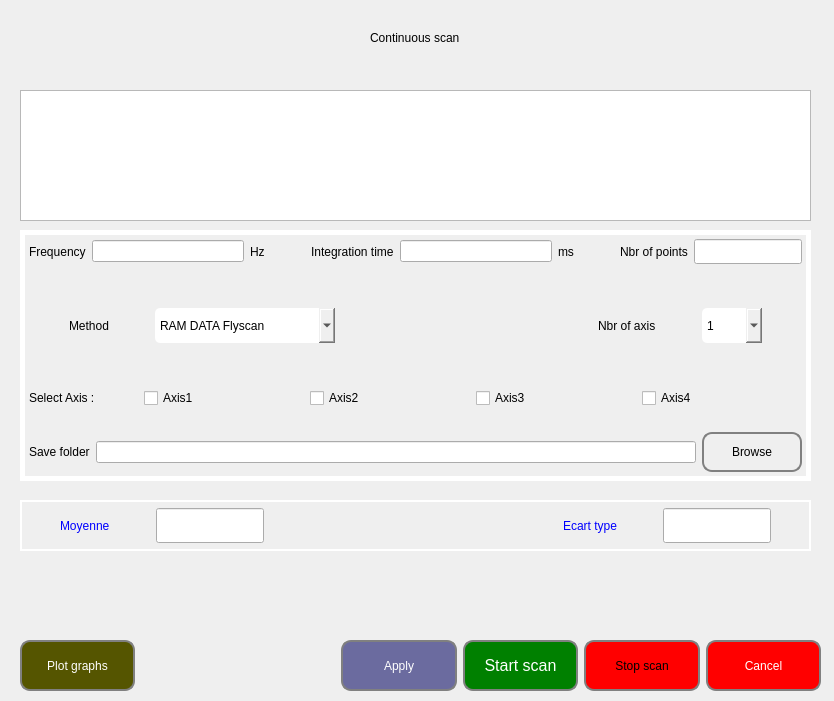
This is ECA_SOLEIL_ZMI4104C/flyscanform.ui in guepy/ECA_ZMI4104C_main as Qt 5 draws it before an edit. The edited form follows.
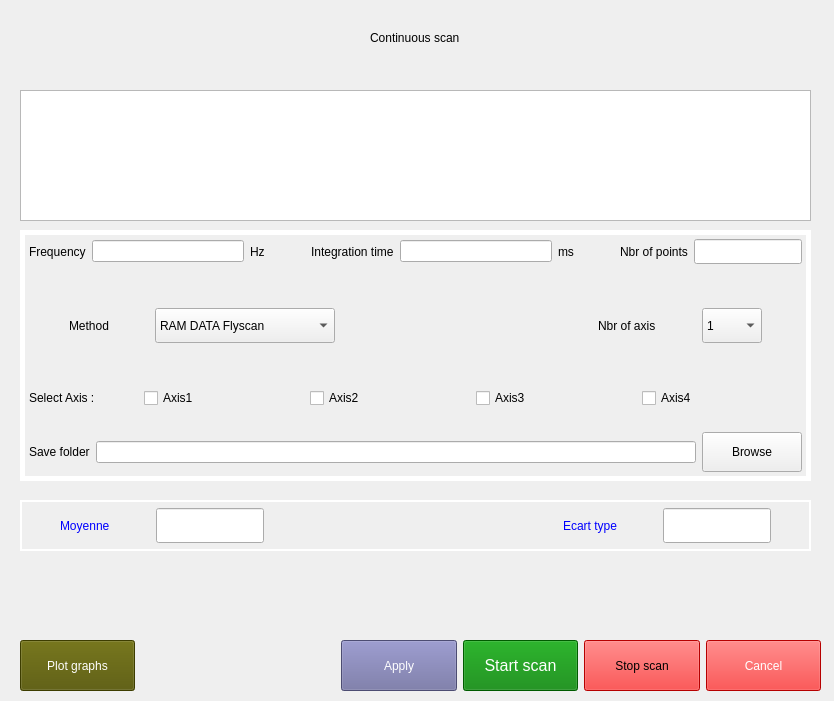
This is the edited form. Icons and pictures are not drawn.

What changed in the file:
```diff
--- a/ECA_SOLEIL_ZMI4104C/flyscanform.ui
+++ b/ECA_SOLEIL_ZMI4104C/flyscanform.ui
@@ -31,7 +31,8 @@
 padding: 0 8px;
 border-radius:10px;
 text-align: center;
-}</string>
+}
+background-image: url(:/images/system.png);</string>
   </property>
   <widget class="QWidget" name="SettingsForm" native="true">
    <property name="geometry">
```
Left out of the diff: 3 changed lines with no effect on the pictures.
